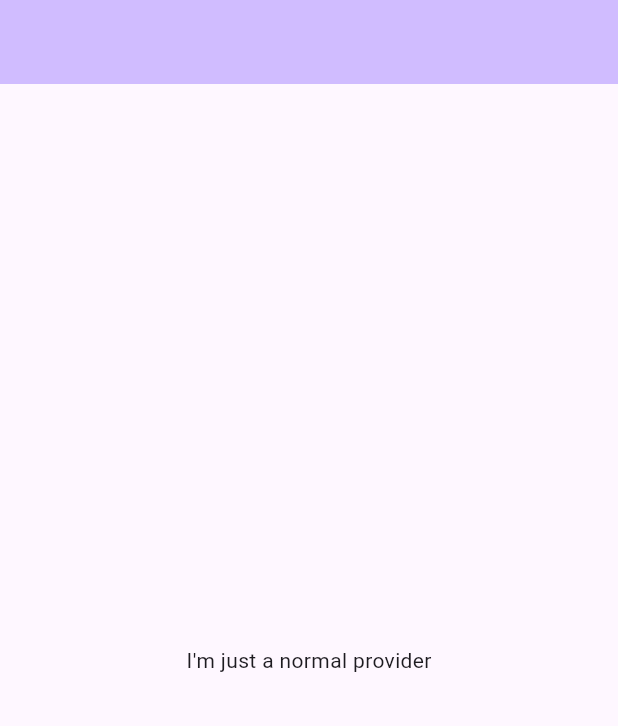
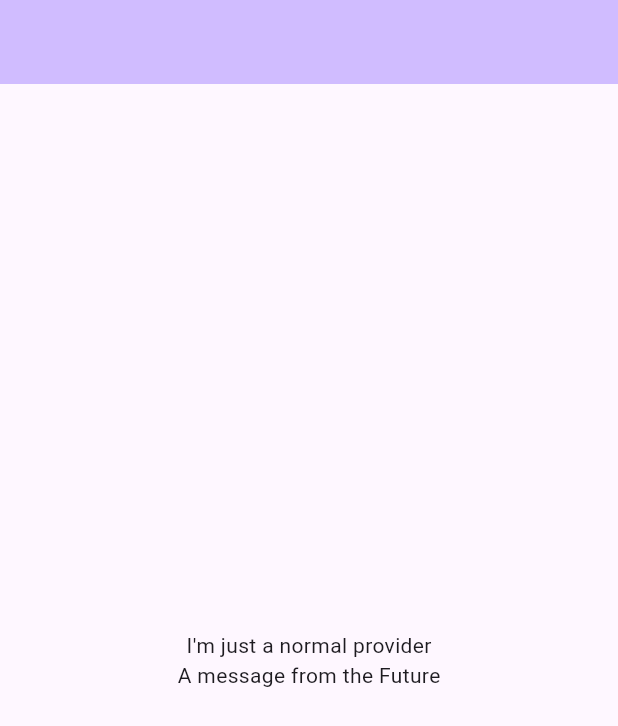
Before and after one commit to AndreeaMagda/flutter-zero-to-mastery-course, a Flutter app: the screen it shows after launch, on a phone screen of 412 x 824 dp. Shown: the top 726 px of the screen. Run offline on Flutter 3.47's test engine with Material 3 defaults, Android fonts, the phone set to English and light mode, and no system bars; our stand-ins replace flutter_riverpod.

Commit message:
FutureProvider

```diff
--- a/lib/main.dart
+++ b/lib/main.dart
@@ -3,7 +3,8 @@
 import 'package:ztmcourse/providers.dart';
 
 void main() {
-  runApp(const ProviderScope(child: const MyApp()));//allows us to access to all the providers
+  runApp(const ProviderScope(
+      child: const MyApp())); //allows us to access to all the providers
 }
 
 class MyApp extends StatelessWidget {
@@ -12,8 +13,7 @@
   @override
   Widget build(BuildContext context) {
     return const MaterialApp(
-
-home: MyHomePage(),
+      home: MyHomePage(),
     );
   }
 }
@@ -21,24 +21,28 @@
 class MyHomePage extends ConsumerWidget {
   const MyHomePage({super.key});
 
-
   @override
-  Widget build(BuildContext context,WidgetRef ref) {
+  Widget build(BuildContext context, WidgetRef ref) {
     return Scaffold(
       appBar: AppBar(
         backgroundColor: Theme.of(context).colorScheme.inversePrimary,
-
       ),
       body: Center(
         child: Column(
           mainAxisAlignment: MainAxisAlignment.center,
-          children:[
-            Consumer(builder: (context,ref,child){
-             return Text(ref.watch(normalProvider));
-            })
+          children: [
+               Text(ref.watch(normalProvider)),
+               ref.watch(messageProvider).when(data: (message){
+                return Text(message);
+               }, error: ((error, stackTrace) {
+                return const Text("error");
+               } ), loading: (){
+                return const CircularProgressIndicator();
+               })
+
           ],
         ),
       ),
     );
-
-}}
+  }
+}
--- a/lib/providers.dart
+++ b/lib/providers.dart
@@ -3,3 +3,9 @@ import 'package:flutter_riverpod/flutter_riverpod.dart';
 final normalProvider = Provider<String>((ref) {
   return "I'm just a normal provider" ;
 });
+
+final messageProvider = FutureProvider<String>((ref) async {
+  return Future.delayed(const Duration(seconds: 5),(){
+    return "A message from the Future";
+  });
+});
```
